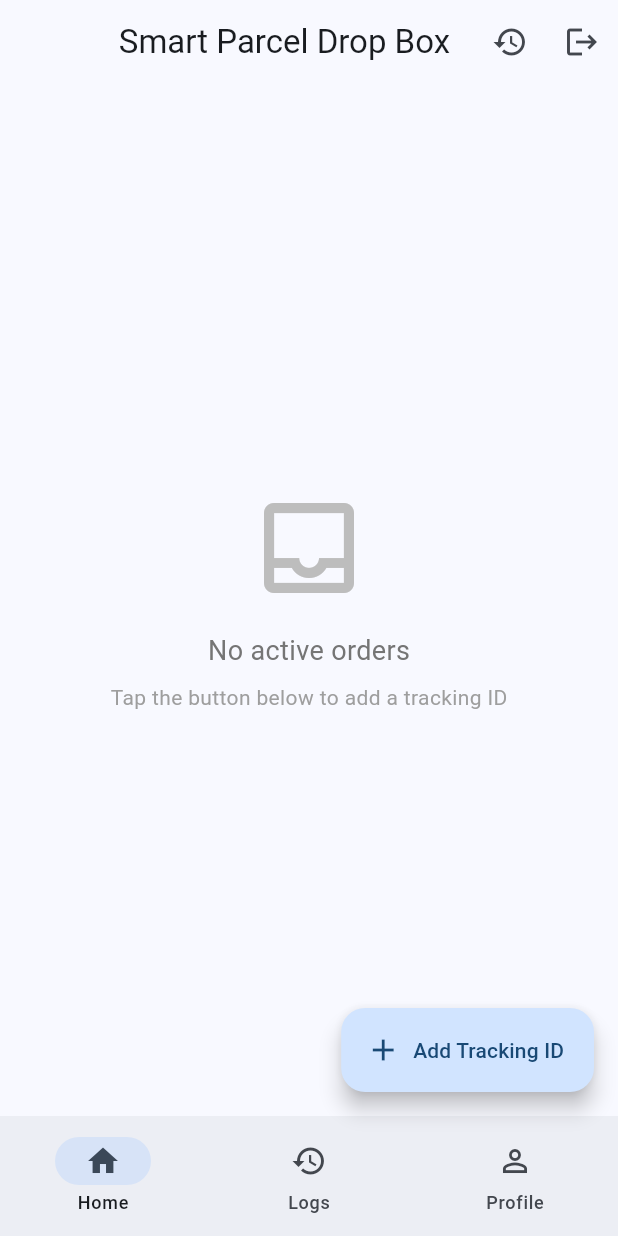
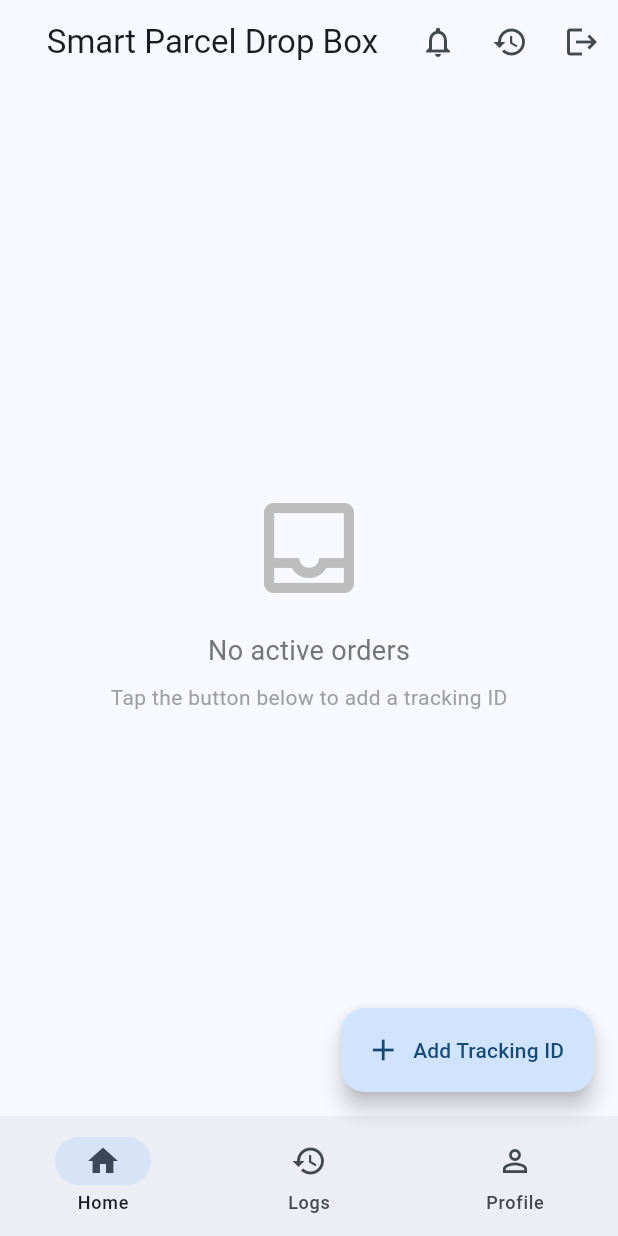
Before and after one commit to imrysn/Smart-Parcel-Dropbox, a Flutter app: the HomeScreen screen opened directly, on a phone screen of 412 x 824 dp. Run offline on Flutter 3.47's test engine with Material 3 defaults, Android fonts, the phone set to English and light mode, and no system bars; our stand-ins replace cloud_firestore, firebase_auth, firebase_core, firebase_messaging; accounts and stored records are empty.

Commit message:
add:notification

```diff
--- a/lib/screens/home_screen.dart
+++ b/lib/screens/home_screen.dart
@@ -7,6 +7,7 @@ import 'login_screen.dart';
 import 'add_tracking_screen.dart';
 import 'tracking_details_screen.dart';
 import 'logs_screen.dart';
+import 'notifications_screen.dart';
 
 /// Home Screen - Main dashboard showing active orders
 class HomeScreen extends StatefulWidget {
@@ -27,6 +28,55 @@ class _HomeScreenState extends State<HomeScreen> {
       appBar: AppBar(
         title: const Text('Smart Parcel Drop Box'),
         actions: [
+          // Notifications button with badge
+          StreamBuilder<int>(
+            stream: _authService.currentUser != null
+                ? _databaseService.getUnreadNotificationsCount(_authService.currentUser!.uid)
+                : Stream.value(0),
+            builder: (context, snapshot) {
+              final unreadCount = snapshot.data ?? 0;
+              return Stack(
+                children: [
+                  IconButton(
+                    icon: const Icon(Icons.notifications_outlined),
+                    tooltip: 'Notifications',
+                    onPressed: () {
+                      Navigator.of(context).push(
+                        MaterialPageRoute(
+                          builder: (context) => const NotificationsScreen(),
+                        ),
+                      );
+                    },
+                  ),
+                  if (unreadCount > 0)
+                    Positioned(
+                      right: 8,
+                      top: 8,
+                      child: Container(
+                        padding: const EdgeInsets.all(4),
+                        decoration: BoxDecoration(
+                          color: Colors.red,
+                          shape: BoxShape.circle,
+                        ),
+                        constraints: const BoxConstraints(
+                          minWidth: 16,
+                          minHeight: 16,
+                        ),
+                        child: Text(
+                          unreadCount > 99 ? '99+' : '$unreadCount',
+                          style: const TextStyle(
+                            color: Colors.white,
+                            fontSize: 10,
+                            fontWeight: FontWeight.bold,
+                          ),
+                          textAlign: TextAlign.center,
+                        ),
+                      ),
+                    ),
+                ],
+              );
+            },
+          ),
           IconButton(
             icon: const Icon(Icons.history),
             tooltip: 'View Logs',
```
Also changed, not shown: lib/services/database_service.dart (+194 -0 lines), pubspec.lock.
